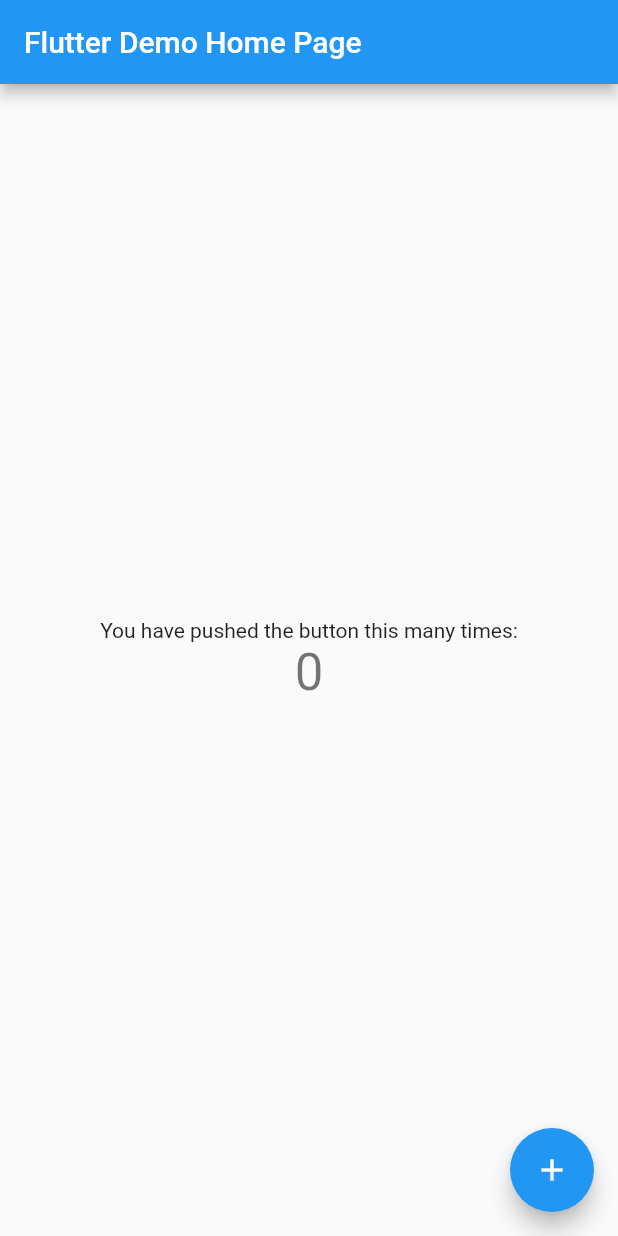
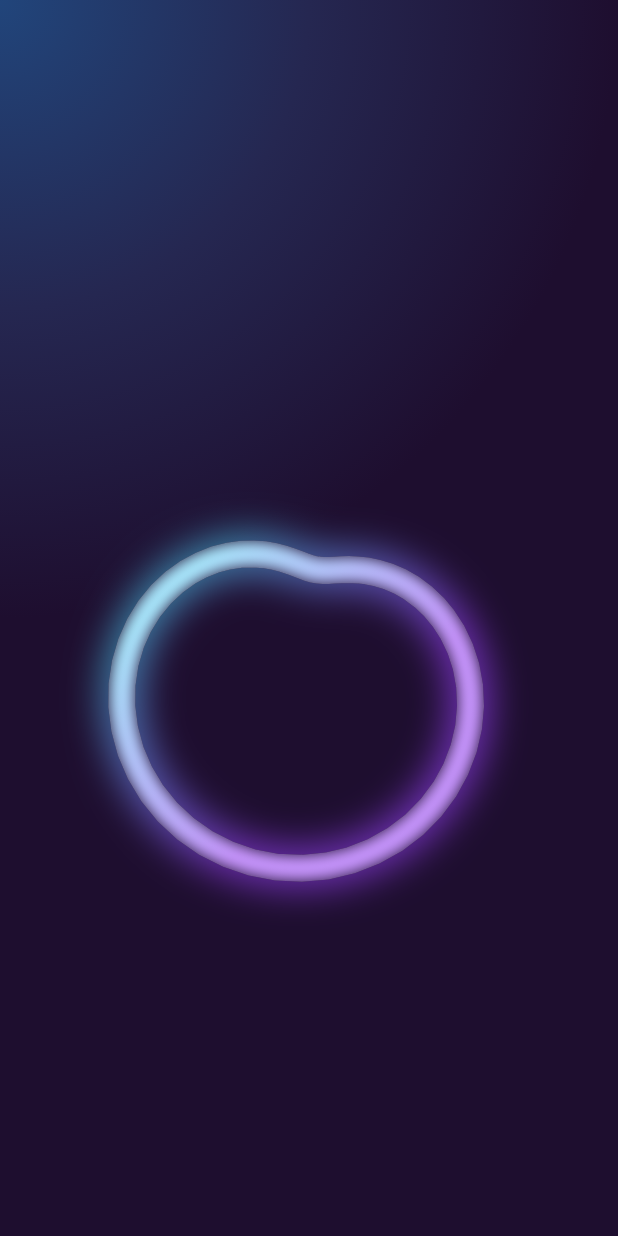
Before and after one commit to MbIXjkee/mob_futh, a Flutter app: the screen it shows after launch, on a phone screen of 412 x 824 dp. Run offline on Flutter 3.47's test engine with Material 2 defaults, Android fonts, the phone set to English and light mode, and no system bars.

```diff
--- a/lib/main.dart
+++ b/lib/main.dart
@@ -1,117 +1,283 @@
+import 'dart:math';
+import 'dart:ui';
+
 import 'package:flutter/material.dart';
 
-void main() {
-  runApp(MyApp());
-}
+void main() => runApp(MyApp());
 
 class MyApp extends StatelessWidget {
-  // This widget is the root of your application.
   @override
   Widget build(BuildContext context) {
     return MaterialApp(
-      title: 'Flutter Demo',
-      theme: ThemeData(
-        // This is the theme of your application.
-        //
-        // Try running your application with "flutter run". You'll see the
-        // application has a blue toolbar. Then, without quitting the app, try
-        // changing the primarySwatch below to Colors.green and then invoke
-        // "hot reload" (press "r" in the console where you ran "flutter run",
-        // or simply save your changes to "hot reload" in a Flutter IDE).
-        // Notice that the counter didn't reset back to zero; the application
-        // is not restarted.
-        primarySwatch: Colors.blue,
-        // This makes the visual density adapt to the platform that you run
-        // the app on. For desktop platforms, the controls will be smaller and
-        // closer together (more dense) than on mobile platforms.
-        visualDensity: VisualDensity.adaptivePlatformDensity,
-      ),
-      home: MyHomePage(title: 'Flutter Demo Home Page'),
+      title: 'Circle',
+      debugShowCheckedModeBanner: false,
+      home: MyHomePage(),
     );
   }
 }
 
 class MyHomePage extends StatefulWidget {
-  MyHomePage({Key key, this.title}) : super(key: key);
-
-  // This widget is the home page of your application. It is stateful, meaning
-  // that it has a State object (defined below) that contains fields that affect
-  // how it looks.
-
-  // This class is the configuration for the state. It holds the values (in this
-  // case the title) provided by the parent (in this case the App widget) and
-  // used by the build method of the State. Fields in a Widget subclass are
-  // always marked "final".
-
-  final String title;
-
   @override
   _MyHomePageState createState() => _MyHomePageState();
 }
 
-class _MyHomePageState extends State<MyHomePage> {
-  int _counter = 0;
+class _MyHomePageState extends State<MyHomePage> with TickerProviderStateMixin {
+  static final _shiftTween = Tween<double>(begin: -pi, end: pi);
+  static final _aTween = Tween<double>(begin: -10.0, end: 10.0);
+  static final _bTween = Tween<double>(begin: -70.0, end: 70.0);
+  static final _cTween = Tween<double>(begin: -100.0, end: 100.0);
+  static final _dTween = Tween<double>(begin: -200.0, end: 200.0);
+  static final _eTween = Tween<double>(begin: -300.0, end: 300.0);
 
-  void _incrementCounter() {
-    setState(() {
-      // This call to setState tells the Flutter framework that something has
-      // changed in this State, which causes it to rerun the build method below
-      // so that the display can reflect the updated values. If we changed
-      // _counter without calling setState(), then the build method would not be
-      // called again, and so nothing would appear to happen.
-      _counter++;
+  static final _lightTween1 = ColorTween(
+    begin: const Color(0xFFAAE9FF),
+    end: const Color(0xFFD3F1FF),
+  );
+  static final _lightTween2 = ColorTween(
+    begin: const Color(0xFFC896FF),
+    end: const Color(0xFFE9BCFD),
+  );
+
+  static final _glowTween1 = ColorTween(
+    begin: Color(0xFF4CC2E9),
+    end: Color(0xFF82E3EB),
+  );
+  static final _glowTween2 = ColorTween(
+    begin: Color(0xFF9C43FE),
+    end: Color(0xFFE785FF),
+  );
+
+  static final _glowInterval = CurveTween(curve: Interval(0.9, 1.0));
+
+  static final _curve = CurveTween(curve: Curves.easeInOut);
+
+  AnimationController _shiftController;
+  AnimationController _aController;
+  AnimationController _bController;
+  AnimationController _cController;
+  AnimationController _dController;
+  AnimationController _eController;
+
+  AnimationController _glowController;
+
+  @override
+  void initState() {
+    super.initState();
+
+    final init = (int duration, double value) {
+      return AnimationController(
+        vsync: this,
+        duration: Duration(milliseconds: duration),
+        value: value,
+      );
+    };
+
+    _shiftController = init(8000, 0.0);
+    _aController = init(6000, 0.7);
+    _bController = init(4000, 0.3);
+    _cController = init(8000, 0.8);
+    _dController = init(8000, 0.0);
+    _eController = init(8000, 0.6);
+    _glowController = init(4000, 0.0);
+
+    _shiftController.addStatusListener((status) {
+      if (status == AnimationStatus.completed) {
+        _shiftController.forward(from: 0.0);
+      }
     });
+
+    [
+      _aController,
+      _bController,
+      _cController,
+      _dController,
+      _eController,
+      _glowController,
+    ].forEach((c) {
+      c.addStatusListener((status) {
+        if (status == AnimationStatus.completed) {
+          c.reverse();
+        } else if (status == AnimationStatus.dismissed) {
+          c.forward();
+        }
+      });
+
+      c.forward();
+    });
+
+    _shiftController.forward();
+  }
+
+  @override
+  void dispose() {
+    _shiftController.dispose();
+    _aController.dispose();
+    _bController.dispose();
+    _cController.dispose();
+    _dController.dispose();
+    _eController.dispose();
+    _glowController.dispose();
+    super.dispose();
   }
 
   @override
   Widget build(BuildContext context) {
-    // This method is rerun every time setState is called, for instance as done
-    // by the _incrementCounter method above.
-    //
-    // The Flutter framework has been optimized to make rerunning build methods
-    // fast, so that you can just rebuild anything that needs updating rather
-    // than having to individually change instances of widgets.
     return Scaffold(
-      appBar: AppBar(
-        // Here we take the value from the MyHomePage object that was created by
-        // the App.build method, and use it to set our appbar title.
-        title: Text(widget.title),
-      ),
-      body: Center(
-        // Center is a layout widget. It takes a single child and positions it
-        // in the middle of the parent.
-        child: Column(
-          // Column is also a layout widget. It takes a list of children and
-          // arranges them vertically. By default, it sizes itself to fit its
-          // children horizontally, and tries to be as tall as its parent.
-          //
-          // Invoke "debug painting" (press "p" in the console, choose the
-          // "Toggle Debug Paint" action from the Flutter Inspector in Android
-          // Studio, or the "Toggle Debug Paint" command in Visual Studio Code)
-          // to see the wireframe for each widget.
-          //
-          // Column has various properties to control how it sizes itself and
-          // how it positions its children. Here we use mainAxisAlignment to
-          // center the children vertically; the main axis here is the vertical
-          // axis because Columns are vertical (the cross axis would be
-          // horizontal).
-          mainAxisAlignment: MainAxisAlignment.center,
-          children: <Widget>[
-            Text(
-              'You have pushed the button this many times:',
-            ),
-            Text(
-              '$_counter',
-              style: Theme.of(context).textTheme.headline4,
-            ),
-          ],
+      body: DecoratedBox(
+        decoration: const BoxDecoration(
+          gradient: RadialGradient(
+            colors: [
+              Color(0xFF21457B),
+              Color(0xFF252751),
+              Color(0xFF1E0E2F),
+            ],
+            center: Alignment.topLeft,
+            radius: 1.0,
+          ),
+        ),
+        child: Center(
+          child: AnimatedBuilder(
+            animation: _shiftController,
+            builder: (context, _) {
+              return RepaintBoundary(
+                child: CustomPaint(
+                  painter: CirclePainter(
+                    shift: _shiftTween.evaluate(_shiftController),
+                    a: _aTween.chain(_curve).evaluate(_aController),
+                    b: _bTween.chain(_curve).evaluate(_bController),
+                    c: _cTween.chain(_curve).evaluate(_cController),
+                    d: _dTween.chain(_curve).evaluate(_dController),
+                    e: _eTween.chain(_curve).evaluate(_eController),
+                    light1: _lightTween1
+                        .chain(_glowInterval)
+                        .chain(_curve)
+                        .evaluate(_glowController),
+                    light2: _lightTween2
+                        .chain(_glowInterval)
+                        .chain(_curve)
+                        .evaluate(_glowController),
+                    glow1: _glowTween1
+                        .chain(_glowInterval)
+                        .chain(_curve)
+                        .evaluate(_glowController),
+                    glow2: _glowTween2
+                        .chain(_glowInterval)
+                        .chain(_curve)
+                        .evaluate(_glowController),
+                  ),
+                ),
+              );
+            },
+          ),
         ),
       ),
-      floatingActionButton: FloatingActionButton(
-        onPressed: _incrementCounter,
-        tooltip: 'Increment',
-        child: Icon(Icons.add),
-      ), // This trailing comma makes auto-formatting nicer for build methods.
     );
   }
 }
+
+class CirclePainter extends CustomPainter {
+  CirclePainter({
+    this.shift,
+    this.a,
+    this.b,
+    this.c,
+    this.d,
+    this.e,
+    this.light1,
+    this.light2,
+    this.glow1,
+    this.glow2,
+  });
+
+  final double shift;
+  final double a;
+  final double b;
+  final double c;
+  final double d;
+  final double e;
+
+  final Color light1;
+  final Color light2;
+  final Color glow1;
+  final Color glow2;
+
+  double getHarmonic(double x, double shift, List<double> components) {
+    double y = 0;
+
+    final angle = sin(x + shift);
+    for (var i = 0; i < components.length; i++) {
+      y += components[i] * angle / (i + 1);
+    }
+
+    return y;
+  }
+
+  Offset polarToCartesian({double distance, double angle}) {
+    final x = distance * cos(angle);
+    final y = distance * sin(angle);
+    return Offset(x, y);
+  }
+
+  @override
+  void paint(Canvas canvas, Size size) {
+    final path = Path();
+
+    var points = <Offset>[];
+    for (var i = 0; i <= pi * 2 * 10; i++) {
+      final point = polarToCartesian(
+        distance: 100.0 +
+            getHarmonic(i / 10, shift, [
+              a,
+              b,
+              c, /*d, e*/
+            ]),
+        angle: i / 10,
+      );
+
+      points.add(point);
+    }
+
+    path.addPolygon(points, true);
+
+    final glowShader = LinearGradient(
+      colors: [
+        glow1,
+        glow2,
+      ],
+      begin: Alignment.topLeft,
+      end: Alignment.bottomRight,
+    ).createShader(Rect.fromCenter(
+      center: Offset(size.width / 2, size.height / 2),
+      height: 110,
+      width: 110,
+    ));
+
+    final strokeShader = LinearGradient(
+      colors: [light1, light2],
+      begin: Alignment.topLeft,
+      end: Alignment.bottomRight,
+    ).createShader(Rect.fromCenter(
+      center: Offset(size.width / 2, size.height / 2),
+      height: 110.0,
+      width: 110.0,
+    ));
+
+    final glowPaint = Paint()
+      ..style = PaintingStyle.stroke
+      ..strokeWidth = 18.0
+      ..shader = glowShader
+      ..maskFilter = MaskFilter.blur(BlurStyle.outer, 14.0);
+
+    final strokePaint = Paint()
+      ..style = PaintingStyle.stroke
+      ..strokeWidth = 18.0
+      ..shader = strokeShader
+      ..maskFilter = MaskFilter.blur(BlurStyle.inner, 5.0);
+
+    canvas.drawPath(path, glowPaint);
+    canvas.drawPath(path, strokePaint);
+  }
+
+  @override
+  bool shouldRepaint(CustomPainter oldDelegate) => true;
+}
```
